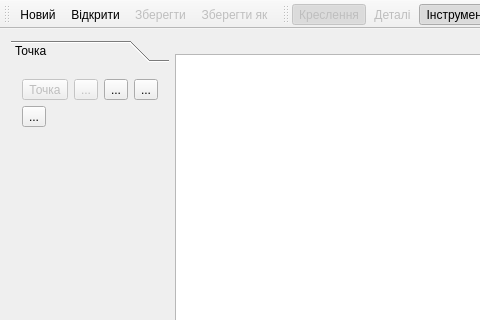
Old version of the form mainwindow.ui in the repository OpnTec/fashionmaker; both pictures show x 0 to 480 and y 0 to 320 of the 1100 by 700 pixel window.
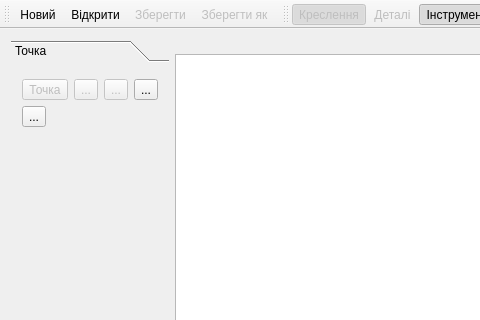
New version of the form. The open tabs and pages were chosen to show the change. Icons and pictures are not drawn.

The edit to the form file:
```diff
--- a/mainwindow.ui
+++ b/mainwindow.ui
@@ -109,10 +109,26 @@
          </widget>
         </item>
         <item row="0" column="2">
-         <widget class="QToolButton" name="toolButton_3">
+         <widget class="QToolButton" name="toolButtonAlongLine">
+          <property name="enabled">
+           <bool>false</bool>
+          </property>
           <property name="text">
            <string>...</string>
           </property>
+          <property name="icon">
+           <iconset resource="icon.qrc">
+            <normaloff>:/icon/32x32/along_line.png</normaloff>:/icon/32x32/along_line.png</iconset>
+          </property>
+          <property name="iconSize">
+           <size>
+            <width>24</width>
+            <height>24</height>
+           </size>
+          </property>
+          <property name="checkable">
+           <bool>true</bool>
+          </property>
          </widget>
         </item>
         <item row="0" column="0">
```
Left out of the diff: 13 changed lines with no effect on the pictures.
